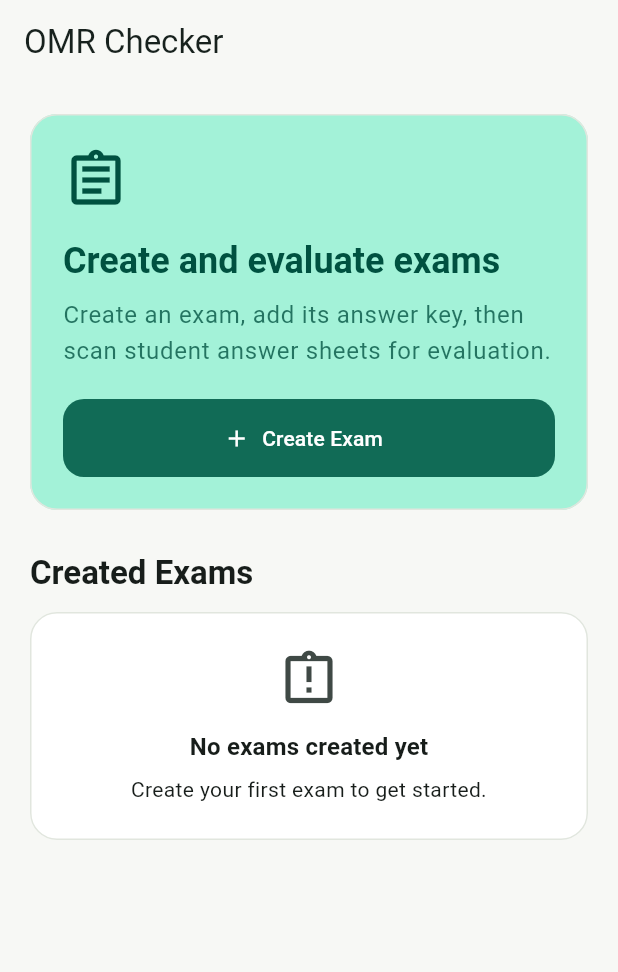
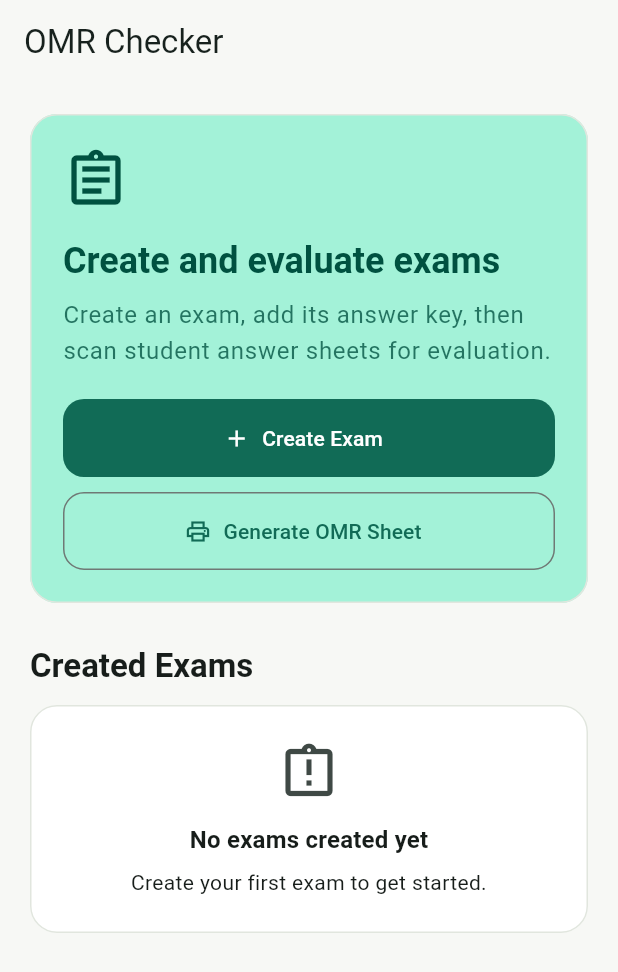
Before and after one commit to hello-anup/omr-application, a Flutter app: the screen it shows after launch, on a phone screen of 412 x 824 dp. Shown: the top 972 px of the screen. Run offline on Flutter 3.47's test engine with Material 3 defaults, Android fonts, the phone set to English and light mode, and no system bars; our stand-ins replace image_picker, pdf, printing, sqflite; accounts and stored records are empty; network calls fail.

Commit message:
integrate custom omr generator

```diff
--- a/mobile/lib/features/home/home_screen.dart
+++ b/mobile/lib/features/home/home_screen.dart
@@ -5,6 +5,7 @@ import '../../services/database/database_service.dart';
 import '../../services/omr_api_service.dart';
 import '../exam/create/create_exam_screen.dart';
 import '../exam/details/exam_details_screen.dart';
+import '../omr_generator/custom_omr_screen.dart';
 
 class HomeScreen extends StatefulWidget {
   const HomeScreen({super.key});
@@ -43,6 +44,12 @@ class _HomeScreenState extends State<HomeScreen> {
     if (created == true) {
       await _loadExams();
     }
+  }
+
+  void _openCustomOmr() {
+    Navigator.of(context).push(
+      MaterialPageRoute(builder: (_) => const CustomOmrScreen()),
+    );
   }
 
   Future<void> _deleteExam(int examId) async {
@@ -94,7 +101,10 @@ class _HomeScreenState extends State<HomeScreen> {
           child: ListView(
             padding: const EdgeInsets.all(20),
             children: [
-              _HeroPanel(onCreateExam: _openCreateExam),
+              _HeroPanel(
+                onCreateExam: _openCreateExam,
+                onGenerateOmr: _openCustomOmr,
+              ),
               const SizedBox(height: 28),
               Text(
                 'Created Exams',
@@ -133,9 +143,13 @@ class _HomeScreenState extends State<HomeScreen> {
 }
 
 class _HeroPanel extends StatelessWidget {
-  const _HeroPanel({required this.onCreateExam});
+  const _HeroPanel({
+    required this.onCreateExam,
+    required this.onGenerateOmr,
+  });
 
   final VoidCallback onCreateExam;
+  final VoidCallback onGenerateOmr;
 
   @override
   Widget build(BuildContext context) {
@@ -169,10 +183,21 @@ class _HeroPanel extends StatelessWidget {
               ),
             ),
             const SizedBox(height: 20),
-            FilledButton.icon(
-              onPressed: onCreateExam,
-              icon: const Icon(Icons.add),
-              label: const Text('Create Exam'),
+            Wrap(
+              spacing: 10,
+              runSpacing: 10,
+              children: [
+                FilledButton.icon(
+                  onPressed: onCreateExam,
+                  icon: const Icon(Icons.add),
+                  label: const Text('Create Exam'),
+                ),
+                OutlinedButton.icon(
+                  onPressed: onGenerateOmr,
+                  icon: const Icon(Icons.print_outlined),
+                  label: const Text('Generate OMR Sheet'),
+                ),
+              ],
             ),
           ],
         ),
--- a/mobile/lib/features/omr_generator/custom_omr_screen.dart
+++ b/mobile/lib/features/omr_generator/custom_omr_screen.dart
@@ -162,7 +162,7 @@ class _CustomOmrScreenState extends State<CustomOmrScreen> {
       );
 
       final sanitizedName = name.replaceAll(RegExp(r'[^\w\s-]'), '_');
-      final fileName = 'omr_sheet_${sanitizedName}.pdf';
+      final fileName = 'omr_sheet_$sanitizedName.pdf';
 
       await Printing.sharePdf(bytes: pdfBytes, filename: fileName);
     } catch (e) {
```
Also changed, not shown: 5 other files.
